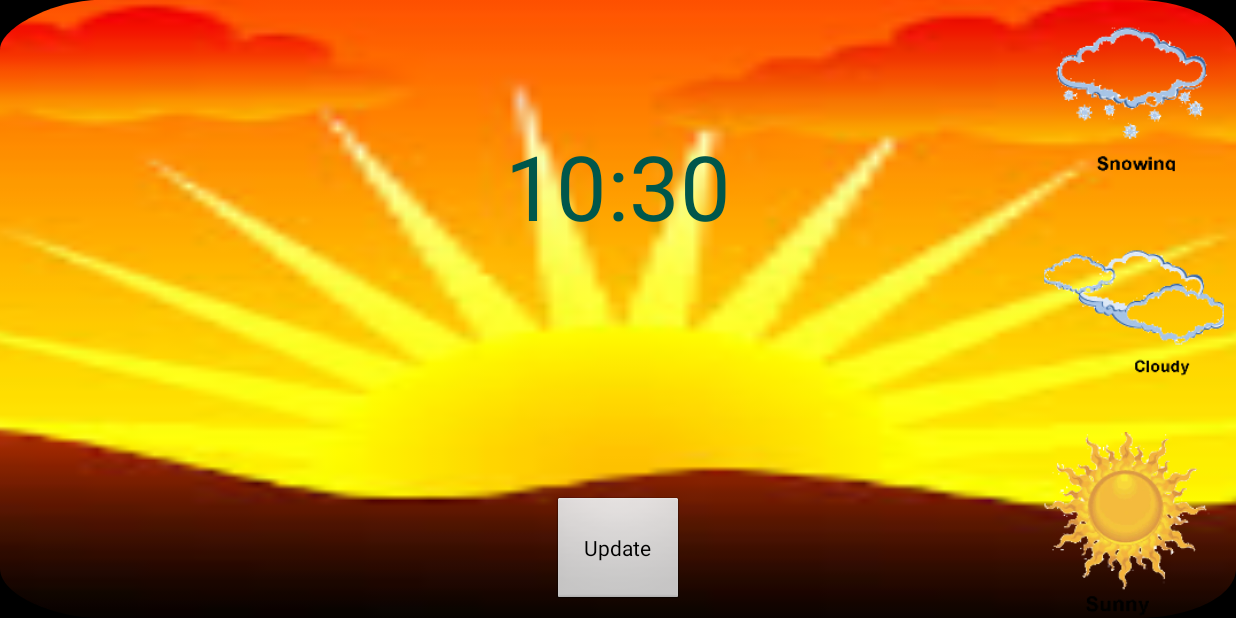
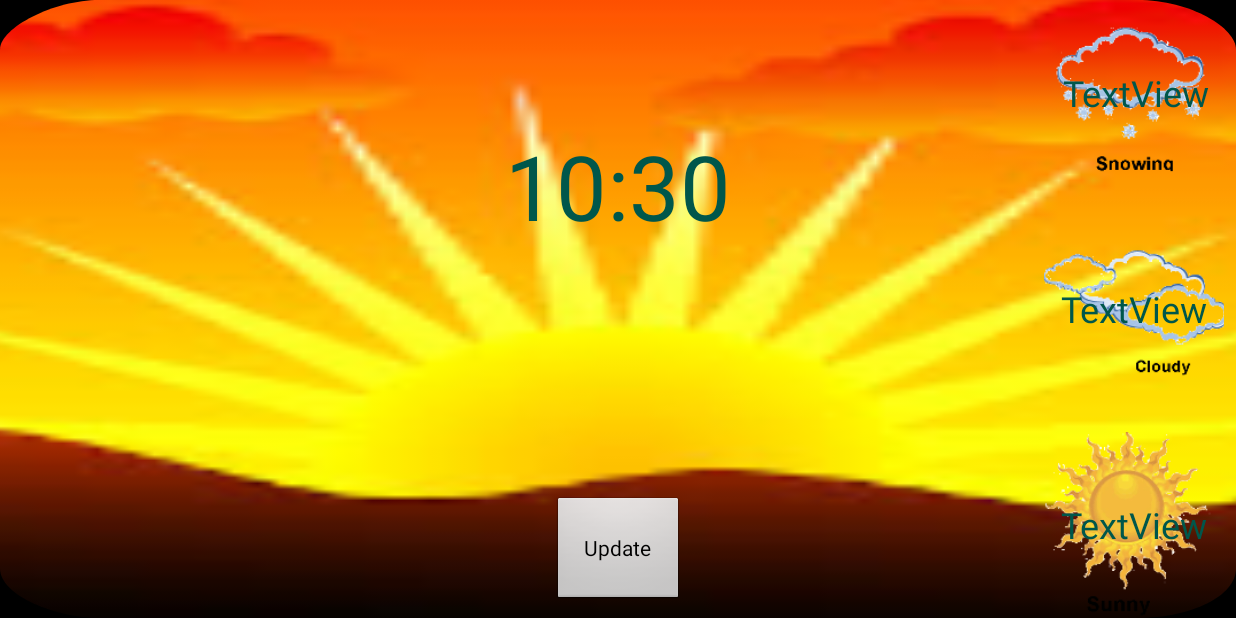
Before and after one commit to DarrellA/BikerBuddy, an Android app: the screen it shows after launch (MainActivity), on a phone screen of 824 x 412 dp (held sideways). Run offline under Robolectric (Android 15) with nearby library versions, the phone set to English and light mode, and no system bars; our stand-ins replace RxJava; 7 statements that could not run were skipped.

Commit message:
Widgets have text

```diff
--- a/app/src/main/java/net/aucutt/bikerbuddy/MainActivity.java
+++ b/app/src/main/java/net/aucutt/bikerbuddy/MainActivity.java
@@ -180,15 +180,19 @@ public class MainActivity extends Activity  {
             Log.d(TAG, DateTimeAndTempUtil.kelvinToFarenheit(check.getMain().getTemp()) + " " + check.getWeather().get(0).getMain() + "  " + DateTimeAndTempUtil.getSecondsPastEpochFormatted(check.getDt()));
 
         }
-        ImageView forecast = findViewById(R.id.forecast);
-        forecast.setBackground( getDrawable(TextWeatherToImageUtil.getDrawableId(order.get(0).getWeather().get(0).getMain())));
-        ImageView forecast1 = findViewById(R.id.forecast1);
-        forecast1.setBackground( getDrawable(TextWeatherToImageUtil.getDrawableId(order.get(1).getWeather().get(0).getMain())));
-
-        ImageView forecast2 = findViewById(R.id.forecast2);
-        forecast2.setBackground( getDrawable(TextWeatherToImageUtil.getDrawableId(order.get(2).getWeather().get(0).getMain())));
+        //forecast.setBackground( getDrawable(TextWeatherToImageUtil.getDrawableId(order.get(0).getWeather().get(0).getMain())));
+        updateWidget(order.get(0),  findViewById(R.id.forecast), findViewById(R.id.forecastText));
+        updateWidget(order.get(1),  findViewById(R.id.forecast1), findViewById(R.id.forecastText1));
+        updateWidget(order.get(2),  findViewById(R.id.forecast2), findViewById(R.id.forecastText2));
 
 
     }
 
+    private void updateWidget( List data, ImageView forecastImage, TextView forecastText ) {
+        Log.d(TAG, TextWeatherToImageUtil.getDrawableId(data.getWeather().get(0).getMain())  +  "  "  +  DateTimeAndTempUtil.kelvinToFarenheit(data.getMain().getTemp()).toString()  +  "  " +  DateTimeAndTempUtil.UITToPST(data.getDtTxt()) );
+        forecastImage.setBackground( getDrawable(TextWeatherToImageUtil.getDrawableId(data.getWeather().get(0).getMain())));
+        forecastText.setText( DateTimeAndTempUtil.kelvinToFarenheit(data.getMain().getTemp()).toString()   + "\n " +  data.getWeather().get(0).getMain() +
+                "\n"  +  DateTimeAndTempUtil.getHoursPastEpochFormatted(data.getDt()));
+    }
+
 }
--- a/app/src/main/java/net/aucutt/bikerbuddy/util/DateTimeAndTempUtil.java
+++ b/app/src/main/java/net/aucutt/bikerbuddy/util/DateTimeAndTempUtil.java
@@ -17,7 +17,7 @@ public class DateTimeAndTempUtil {
     private static final DateFormat dateFormat =new SimpleDateFormat("MMM dd", Locale.US);
     private static final DateFormat dateTimeFormat =new SimpleDateFormat("MMM dd yyyy  HH:mm", Locale.US);
     private static final DateFormat hourFormat = new SimpleDateFormat("HH", Locale.US);
-    private static final DecimalFormat farnheitFormat = new DecimalFormat( "###");
+    private static final DecimalFormat farnheitFormat = new DecimalFormat( "##");
 
     public static String UITToPST(String utc) {
         //2019-01-31T01:07:58+00:00
@@ -55,6 +55,13 @@ public class DateTimeAndTempUtil {
 
     }
 
+    public static String getHoursPastEpochFormatted(int seconds) {
+        Long theDate = seconds * 1000l;
+        Date myDate =  new Date(theDate);
+        return timeFormat.format(myDate);
+
+    }
+
     public static String getHourPastEpoch(int seconds) {
         Long theDate = seconds * 1000l;
         Date myDate =  new Date(theDate);
--- a/app/src/main/res/layout/activity_main.xml
+++ b/app/src/main/res/layout/activity_main.xml
@@ -51,37 +51,83 @@
         app:layout_constraintBottom_toBottomOf="parent"
         app:layout_constraintEnd_toEndOf="parent">
 
-        <ImageView
-            android:id="@+id/forecast"
+        <FrameLayout
             android:layout_width="124dp"
             android:layout_height="124dp"
-            android:layout_marginEnd="2dp"
-            android:background="@mipmap/ic_snow"
             app:layout_constraintStart_toStartOf="parent"
-            app:layout_constraintTop_toTopOf="parent"/>
+            app:layout_constraintTop_toTopOf="parent">
 
+            <ImageView
+                android:id="@+id/forecast"
+                android:layout_width="match_parent"
+                android:layout_height="match_parent"
+                android:layout_marginEnd="2dp"
+                android:background="@mipmap/ic_snow"
+                />
 
-        <ImageView
-            android:id="@+id/forecast1"
+            <TextView
+                android:id="@+id/forecastText"
+                android:layout_width="wrap_content"
+                android:layout_height="wrap_content"
+                android:layout_gravity="center"
+                android:textColor="@color/colorPrimaryDark"
+                android:textSize="24dp"
+                android:text="TextView"/>
+
+        </FrameLayout>
+
+        <FrameLayout
             android:layout_width="124dp"
             android:layout_height="124dp"
-            android:layout_marginEnd="2dp"
-            android:background="@mipmap/ic_cloudy"
             app:layout_constraintBottom_toBottomOf="parent"
             app:layout_constraintEnd_toEndOf="parent"
             app:layout_constraintHorizontal_bias="0.5"
             app:layout_constraintStart_toStartOf="parent"
-            app:layout_constraintTop_toTopOf="parent"/>
+            app:layout_constraintTop_toTopOf="parent">
 
-        <ImageView
-            android:id="@+id/forecast2"
+            <ImageView
+                android:id="@+id/forecast1"
+                android:layout_width="124dp"
+                android:layout_height="124dp"
+                android:layout_marginEnd="2dp"
+                android:background="@mipmap/ic_cloudy"
+               />
+
+
+            <TextView
+                android:id="@+id/forecastText1"
+                android:layout_width="wrap_content"
+                android:layout_height="wrap_content"
+                android:layout_gravity="center"
+                android:textColor="@color/colorPrimaryDark"
+                android:textSize="24dp"
+                android:text="TextView"/>
+        </FrameLayout>
+
+        <FrameLayout
             android:layout_width="124dp"
             android:layout_height="124dp"
-            android:background="@mipmap/ic_sunnny"
-            android:layout_marginEnd="2dp"
             app:layout_constraintBottom_toBottomOf="parent"
             app:layout_constraintEnd_toEndOf="parent"
-            app:layout_constraintStart_toStartOf="parent"/>
+            app:layout_constraintStart_toStartOf="parent">
+
+            <ImageView
+                android:id="@+id/forecast2"
+                android:layout_width="124dp"
+                android:layout_height="124dp"
+                android:layout_marginEnd="2dp"
+                android:background="@mipmap/ic_sunnny"
+                />
+
+            <TextView
+                android:id="@+id/forecastText2"
+                android:layout_width="wrap_content"
+                android:layout_height="wrap_content"
+                android:layout_gravity="center"
+                android:textColor="@color/colorPrimaryDark"
+                android:textSize="24dp"
+                android:text="TextView"/>
+        </FrameLayout>
 
     </android.support.constraint.ConstraintLayout>
 
@@ -104,27 +150,5 @@
         android:orientation="vertical"
         app:layout_constraintGuide_begin="20dp"/>
 
-    <!--<LinearLayout-->
-    <!--android:layout_width="match_parent"-->
-    <!--android:layout_height="wrap_content"-->
-    <!--android:orientation="horizontal">-->
-
-    <!--<ImageView-->
-    <!--android:="+@id/tonight"-->
-    <!--android:layout_width="wrap_content"-->
-    <!--android:layout_height="wrap_content"/>-->
-
-
-    <!--<ImageView-->
-    <!--android:="+@id/tomorrowMorning"-->
-    <!--android:layout_width="wrap_content"-->
-    <!--android:layout_height="wrap_content"/>-->
-
-    <!--<ImageView-->
-    <!--android:="+@id/tomorrowNight"-->
-    <!--android:layout_width="wrap_content"-->
-    <!--android:layout_height="wrap_content"/>-->
-
-    <!--</LinearLayout>-->
 
 </android.support.constraint.ConstraintLayout>
```
